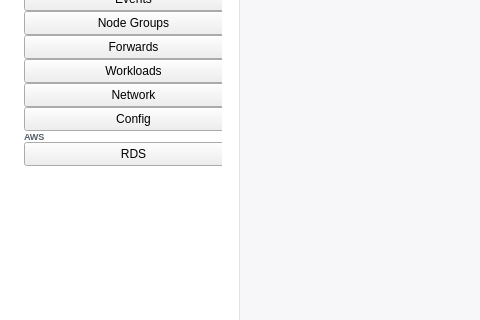
Before: the Qt Designer form src/kubescope/ui/main_window.ui in dcotecnologia/kubescope, drawn with Qt 5; both pictures show x 0 to 480 and y 185 to 505 of the 980 by 640 pixel window.
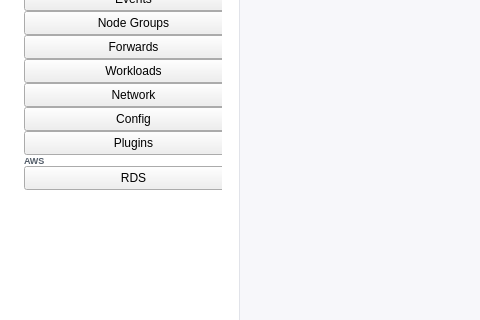
After: the same form once the commit is applied. The open tabs and pages were chosen to show the change. Icons and pictures are not drawn.

Commit message: feat(plugins): add a Plugins menu with a Helm chart catalog and updates of the installed ones

Diff of the .ui file:
```diff
--- a/src/kubescope/ui/main_window.ui
+++ b/src/kubescope/ui/main_window.ui
@@ -193,7 +193,7 @@
 }
 QPushButton[nav="true"]:hover { background: #f6f6fa; }
 QFrame#workloadsSubmenu, QFrame#networkSubmenu, QFrame#configSubmenu,
-QFrame#rdsSubmenu {
+QFrame#rdsSubmenu, QFrame#pluginsSubmenu {
     border: 0; border-left: 1px solid #d9dce4; margin-left: 19px;
 }
 QPushButton[nav="true"]:checked {
@@ -1878,6 +1878,34 @@
               </widget>
              </item>
 
+                          <item>
+              <widget class="QPushButton" name="navPlugins">
+               <property name="text">
+                <string>Plugins</string>
+               </property>
+               <property name="minimumSize">
+                <size>
+                 <width>0</width>
+                 <height>24</height>
+                </size>
+               </property>
+               <property name="iconSize">
+                <size>
+                 <width>16</width>
+                 <height>16</height>
+                </size>
+               </property>
+               <property name="checkable">
+                <bool>false</bool>
+               </property>
+               <property name="checked">
+                <bool>false</bool>
+               </property>
+               <property name="nav" stdset="0">
+                <string notr="true">true</string>
+               </property>
+              </widget>
+             </item>
              <item>
               <widget class="QLabel" name="navAwsSection">
                <property name="text">
```
Left out of the diff: 117 changed lines with no effect on the pictures. The commit also changes 47 other files.
